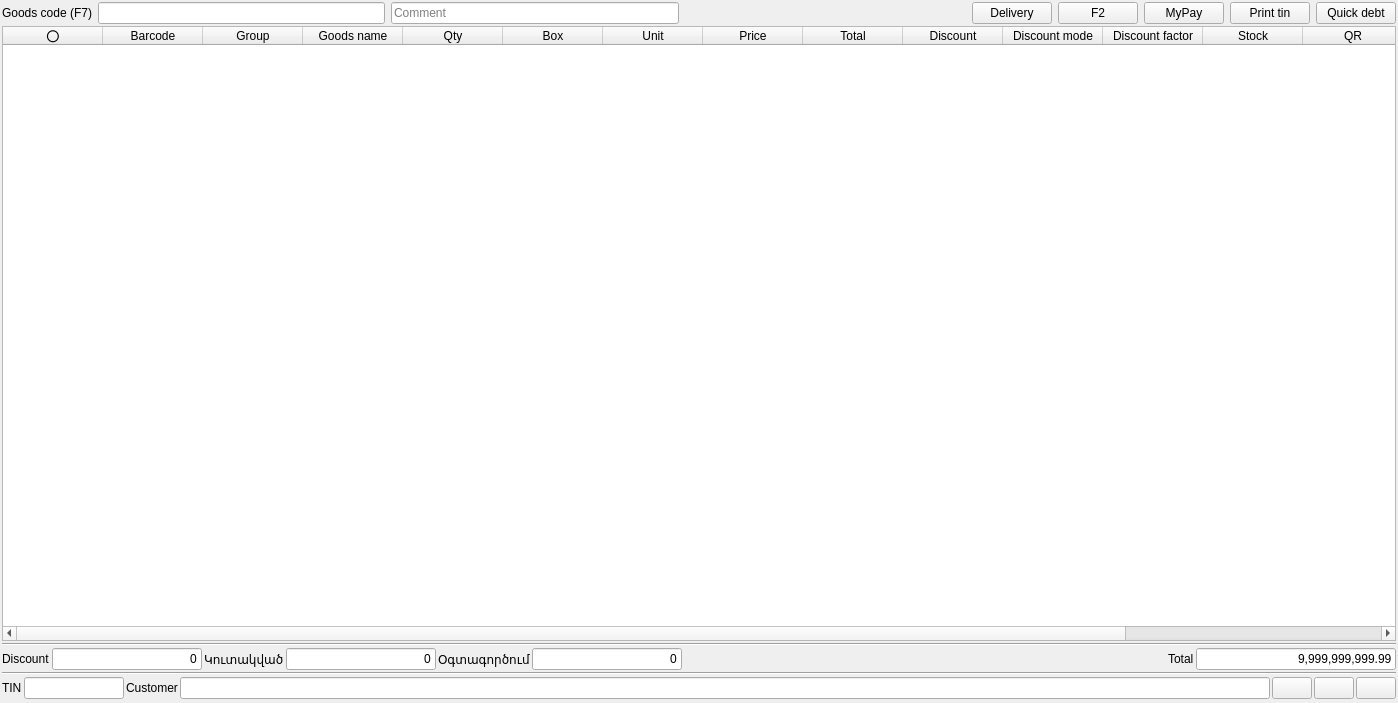
Above: Shop/worder.ui from End1-1/Cafe5 before the change. Below: the same form after it.
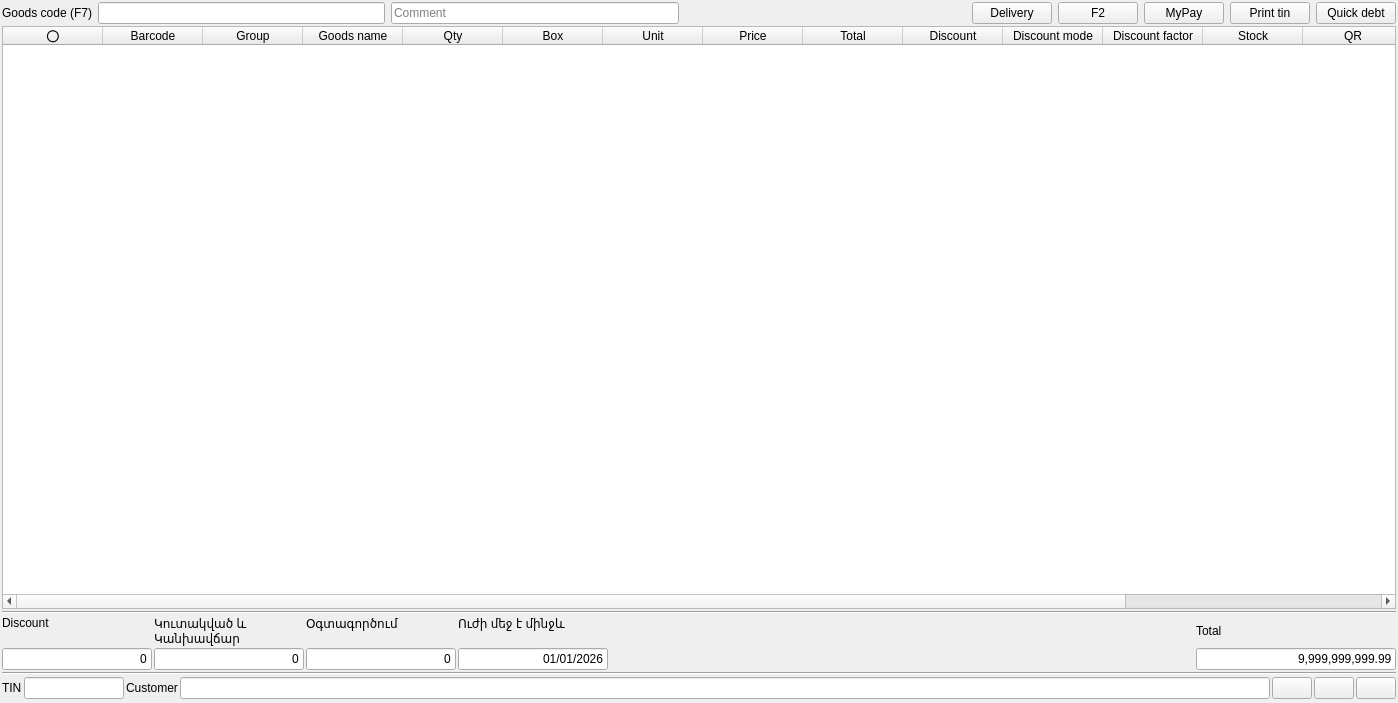
That is the form after the change. Icons and pictures are not drawn. Custom widgets are drawn as their Qt base class.

Diff of the .ui file:
```diff
--- a/Shop/worder.ui
+++ b/Shop/worder.ui
@@ -314,10 +314,7 @@
        <height>0</height>
       </size>
      </property>
-     <layout class="QHBoxLayout" name="horizontalLayout_5">
-      <property name="spacing">
-       <number>0</number>
-      </property>
+     <layout class="QGridLayout" name="gridLayout_5">
       <property name="leftMargin">
        <number>0</number>
       </property>
@@ -330,74 +327,15 @@
       <property name="bottomMargin">
        <number>0</number>
       </property>
-      <item>
-       <widget class="QWidget" name="widget_5" native="true">
-        <layout class="QHBoxLayout" name="horizontalLayout_4">
-         <property name="spacing">
-          <number>2</number>
-         </property>
-         <property name="leftMargin">
-          <number>0</number>
-         </property>
-         <property name="topMargin">
-          <number>0</number>
-         </property>
-         <property name="rightMargin">
-          <number>2</number>
-         </property>
-         <property name="bottomMargin">
-          <number>0</number>
-         </property>
-         <item>
-          <widget class="QLabel" name="lbDisc">
-           <property name="sizePolicy">
-            <sizepolicy hsizetype="Minimum" vsizetype="Preferred">
-             <horstretch>0</horstretch>
-             <verstretch>0</verstretch>
-            </sizepolicy>
-           </property>
-           <property name="text">
-            <string>Discount</string>
-           </property>
-          </widget>
-         </item>
-         <item>
-          <widget class="C5LineEdit" name="leDisc">
-           <property name="minimumSize">
-            <size>
-             <width>150</width>
-             <height>0</height>
-            </size>
-           </property>
-           <property name="maximumSize">
-            <size>
-             <width>150</width>
-             <height>16777215</height>
-            </size>
-           </property>
-           <property name="focusPolicy">
-            <enum>Qt::FocusPolicy::NoFocus</enum>
-           </property>
-           <property name="text">
-            <string>0</string>
-           </property>
-           <property name="alignment">
-            <set>Qt::AlignmentFlag::AlignRight|Qt::AlignmentFlag::AlignTrailing|Qt::AlignmentFlag::AlignVCenter</set>
-           </property>
-           <property name="readOnly">
-            <bool>true</bool>
-           </property>
-          </widget>
-         </item>
-        </layout>
-       </widget>
-      </item>
-      <item>
+      <property name="horizontalSpacing">
+       <number>2</number>
+      </property>
+      <property name="verticalSpacing">
+       <number>0</number>
+      </property>
+      <item row="2" column="1">
        <widget class="QWidget" name="widget_6" native="true">
-        <layout class="QHBoxLayout" name="horizontalLayout_6">
-         <property name="spacing">
-          <number>2</number>
-         </property>
+        <layout class="QGridLayout" name="gridLayout_4">
          <property name="leftMargin">
           <number>0</number>
          </property>
@@ -405,20 +343,36 @@
           <number>0</number>
          </property>
          <property name="rightMargin">
-          <number>2</number>
+          <number>0</number>
          </property>
          <property name="bottomMargin">
           <number>0</number>
          </property>
-         <item>
+         <property name="horizontalSpacing">
+          <number>0</number>
+         </property>
+         <property name="verticalSpacing">
+          <number>2</number>
+         </property>
+         <item row="0" column="1">
           <widget class="QLabel" name="lbCurrentAccumlated">
            <property name="text">
-            <string>Կուտակված</string>
+            <string>Կուտակված և
+Կանխավճար</string>
+           </property>
+           <property name="alignment">
+            <set>Qt::AlignmentFlag::AlignLeading|Qt::AlignmentFlag::AlignLeft|Qt::AlignmentFlag::AlignTop</set>
            </property>
           </widget>
          </item>
-         <item>
+         <item row="1" column="1">
           <widget class="C5LineEdit" name="leCurrentAccumulated">
+           <property name="sizePolicy">
+            <sizepolicy hsizetype="Preferred" vsizetype="Fixed">
+             <horstretch>0</horstretch>
+             <verstretch>0</verstretch>
+            </sizepolicy>
+           </property>
            <property name="minimumSize">
             <size>
              <width>150</width>
@@ -448,12 +402,9 @@
         </layout>
        </widget>
       </item>
-      <item>
+      <item row="2" column="2">
        <widget class="QWidget" name="widget_7" native="true">
-        <layout class="QHBoxLayout" name="horizontalLayout_7">
-         <property name="spacing">
-          <number>2</number>
-         </property>
+        <layout class="QGridLayout" name="gridLayout_2">
          <property name="leftMargin">
           <number>0</number>
          </property>
@@ -461,20 +412,35 @@
           <number>0</number>
          </property>
          <property name="rightMargin">
-          <number>2</number>
+          <number>0</number>
          </property>
          <property name="bottomMargin">
           <number>0</number>
          </property>
-         <item>
+         <property name="horizontalSpacing">
+          <number>0</number>
+         </property>
+         <property name="verticalSpacing">
+          <number>2</number>
+         </property>
+         <item row="0" column="0">
           <widget class="QLabel" name="lbUseAccumulated">
            <property name="text">
             <string>Օգտագործում</string>
            </property>
+           <property name="alignment">
+            <set>Qt::AlignmentFlag::AlignLeading|Qt::AlignmentFlag::AlignLeft|Qt::AlignmentFlag::AlignTop</set>
+           </property>
           </widget>
          </item>
-         <item>
+         <item row="1" column="0">
           <widget class="C5LineEdit" name="leUseAccumulated">
+           <property name="sizePolicy">
+            <sizepolicy hsizetype="Preferred" vsizetype="Fixed">
+             <horstretch>0</horstretch>
+             <verstretch>0</verstretch>
+            </sizepolicy>
+           </property>
            <property name="minimumSize">
             <size>
              <width>150</width>
@@ -488,9 +454,206 @@
             </size>
            </property>
            <property name="focusPolicy">
+            <enum>Qt::FocusPolicy::ClickFocus</enum>
+           </property>
+           <property name="text">
+            <string>0</string>
+           </property>
+           <property name="alignment">
+            <set>Qt::AlignmentFlag::AlignRight|Qt::AlignmentFlag::AlignTrailing|Qt::AlignmentFlag::AlignVCenter</set>
+           </property>
+           <property name="readOnly">
+            <bool>false</bool>
+           </property>
+          </widget>
+         </item>
+        </layout>
+       </widget>
+      </item>
+      <item row="2" column="5">
+       <widget class="QWidget" name="widget_4" native="true">
+        <layout class="QGridLayout" name="gridLayout_3">
+         <property name="leftMargin">
+          <number>0</number>
+         </property>
+         <property name="topMargin">
+          <number>0</number>
+         </property>
+         <property name="rightMargin">
+          <number>0</number>
+         </property>
+         <property name="bottomMargin">
+          <number>0</number>
+         </property>
+         <property name="horizontalSpacing">
+          <number>0</number>
+         </property>
+         <property name="verticalSpacing">
+          <number>2</number>
+         </property>
+         <item row="1" column="1">
+          <widget class="C5LineEdit" name="leTotal">
+           <property name="sizePolicy">
+            <sizepolicy hsizetype="Fixed" vsizetype="Fixed">
+             <horstretch>0</horstretch>
+             <verstretch>0</verstretch>
+            </sizepolicy>
+           </property>
+           <property name="minimumSize">
+            <size>
+             <width>200</width>
+             <height>0</height>
+            </size>
+           </property>
+           <property name="maximumSize">
+            <size>
+             <width>200</width>
+             <height>16777215</height>
+            </size>
+           </property>
+           <property name="focusPolicy">
             <enum>Qt::FocusPolicy::NoFocus</enum>
            </property>
            <property name="text">
+            <string>9,999,999,999.99</string>
+           </property>
+           <property name="alignment">
+            <set>Qt::AlignmentFlag::AlignRight|Qt::AlignmentFlag::AlignTrailing|Qt::AlignmentFlag::AlignVCenter</set>
+           </property>
+           <property name="readOnly">
+            <bool>true</bool>
+           </property>
+           <property name="clearButtonEnabled">
+            <bool>false</bool>
+           </property>
+          </widget>
+         </item>
+         <item row="0" column="1">
+          <widget class="QLabel" name="lbTotal">
+           <property name="text">
+            <string>Total</string>
+           </property>
+          </widget>
+         </item>
+        </layout>
+       </widget>
+      </item>
+      <item row="2" column="3">
+       <widget class="QWidget" name="widget_9" native="true">
+        <property name="minimumSize">
+         <size>
+          <width>0</width>
+          <height>0</height>
+         </size>
+        </property>
+        <layout class="QGridLayout" name="gridLayout_6">
+         <property name="leftMargin">
+          <number>0</number>
+         </property>
+         <property name="topMargin">
+          <number>0</number>
+         </property>
+         <property name="rightMargin">
+          <number>0</number>
+         </property>
+         <property name="bottomMargin">
+          <number>0</number>
+         </property>
+         <property name="horizontalSpacing">
+          <number>0</number>
+         </property>
+         <property name="verticalSpacing">
+          <number>2</number>
+         </property>
+         <item row="1" column="1">
+          <widget class="C5LineEdit" name="leCardValidUntil">
+           <property name="sizePolicy">
+            <sizepolicy hsizetype="Preferred" vsizetype="Fixed">
+             <horstretch>0</horstretch>
+             <verstretch>0</verstretch>
+            </sizepolicy>
+           </property>
+           <property name="minimumSize">
+            <size>
+             <width>150</width>
+             <height>0</height>
+            </size>
+           </property>
+           <property name="maximumSize">
+            <size>
+             <width>150</width>
+             <height>16777215</height>
+            </size>
+           </property>
+           <property name="focusPolicy">
+            <enum>Qt::FocusPolicy::NoFocus</enum>
+           </property>
+           <property name="text">
+            <string>01/01/2026</string>
+           </property>
+           <property name="alignment">
+            <set>Qt::AlignmentFlag::AlignRight|Qt::AlignmentFlag::AlignTrailing|Qt::AlignmentFlag::AlignVCenter</set>
+           </property>
+           <property name="readOnly">
+            <bool>true</bool>
+           </property>
+          </widget>
+         </item>
+         <item row="0" column="1">
+          <widget class="QLabel" name="lbCardValidUntil">
+           <property name="text">
+            <string>Ուժի մեջ է մինջև</string>
+           </property>
+           <property name="alignment">
+            <set>Qt::AlignmentFlag::AlignLeading|Qt::AlignmentFlag::AlignLeft|Qt::AlignmentFlag::AlignTop</set>
+           </property>
+          </widget>
+         </item>
+        </layout>
+       </widget>
+      </item>
+      <item row="2" column="0">
+       <widget class="QWidget" name="widget_5" native="true">
+        <layout class="QGridLayout" name="gridLayout">
+         <property name="leftMargin">
+          <number>0</number>
+         </property>
+         <property name="topMargin">
+          <number>0</number>
+         </property>
+         <property name="rightMargin">
+          <number>0</number>
+         </property>
+         <property name="bottomMargin">
+          <number>0</number>
+         </property>
+         <property name="spacing">
+          <number>2</number>
+         </property>
+         <item row="1" column="1">
+          <widget class="C5LineEdit" name="leDisc">
+           <property name="sizePolicy">
+            <sizepolicy hsizetype="Preferred" vsizetype="Fixed">
+             <horstretch>0</horstretch>
+             <verstretch>0</verstretch>
+            </sizepolicy>
+           </property>
+           <property name="minimumSize">
+            <size>
+             <width>150</width>
+             <height>0</height>
+            </size>
+           </property>
+           <property name="maximumSize">
+            <size>
+             <width>150</width>
+             <height>16777215</height>
+            </size>
+           </property>
+           <property name="focusPolicy">
+            <enum>Qt::FocusPolicy::NoFocus</enum>
+           </property>
+           <property name="text">
             <string>0</string>
            </property>
            <property name="alignment">
@@ -501,10 +664,26 @@
            </property>
           </widget>
          </item>
+         <item row="0" column="1">
+          <widget class="QLabel" name="lbDisc">
+           <property name="sizePolicy">
+            <sizepolicy hsizetype="Minimum" vsizetype="Preferred">
+             <horstretch>0</horstretch>
+             <verstretch>0</verstretch>
+            </sizepolicy>
+           </property>
+           <property name="text">
+            <string>Discount</string>
+           </property>
+           <property name="alignment">
+            <set>Qt::AlignmentFlag::AlignLeading|Qt::AlignmentFlag::AlignLeft|Qt::AlignmentFlag::AlignTop</set>
+           </property>
+          </widget>
+         </item>
         </layout>
        </widget>
       </item>
-      <item>
+      <item row="2" column="4">
        <spacer name="horizontalSpacer">
         <property name="orientation">
          <enum>Qt::Orientation::Horizontal</enum>
@@ -520,71 +699,6 @@
         </property>
        </spacer>
       </item>
-      <item>
-       <widget class="QWidget" name="widget_4" native="true">
-        <layout class="QHBoxLayout" name="horizontalLayout_3">
-         <property name="spacing">
-          <number>2</number>
-         </property>
-         <property name="leftMargin">
-          <number>0</number>
-         </property>
-         <property name="topMargin">
-          <number>0</number>
-         </property>
-         <property name="rightMargin">
-          <number>0</number>
-         </property>
-         <property name="bottomMargin">
-          <number>0</number>
-         </property>
-         <item>
-          <widget class="QLabel" name="lbTotal">
-           <property name="text">
-            <string>Total</string>
-           </property>
-          </widget>
-         </item>
-         <item>
-          <widget class="C5LineEdit" name="leTotal">
-           <property name="sizePolicy">
-            <sizepolicy hsizetype="Fixed" vsizetype="Fixed">
-             <horstretch>0</horstretch>
-             <verstretch>0</verstretch>
-            </sizepolicy>
-           </property>
-           <property name="minimumSize">
-            <size>
-             <width>200</width>
-             <height>0</height>
-            </size>
-           </property>
-           <property name="maximumSize">
-            <size>
-             <width>200</width>
-             <height>16777215</height>
-            </size>
-           </property>
-           <property name="focusPolicy">
-            <enum>Qt::FocusPolicy::NoFocus</enum>
-           </property>
-           <property name="text">
-            <string>9,999,999,999.99</string>
-           </property>
-           <property name="alignment">
-            <set>Qt::AlignmentFlag::AlignRight|Qt::AlignmentFlag::AlignTrailing|Qt::AlignmentFlag::AlignVCenter</set>
-           </property>
-           <property name="readOnly">
-            <bool>true</bool>
-           </property>
-           <property name="clearButtonEnabled">
-            <bool>false</bool>
-           </property>
-          </widget>
-         </item>
-        </layout>
-       </widget>
-      </item>
      </layout>
     </widget>
    </item>
```
